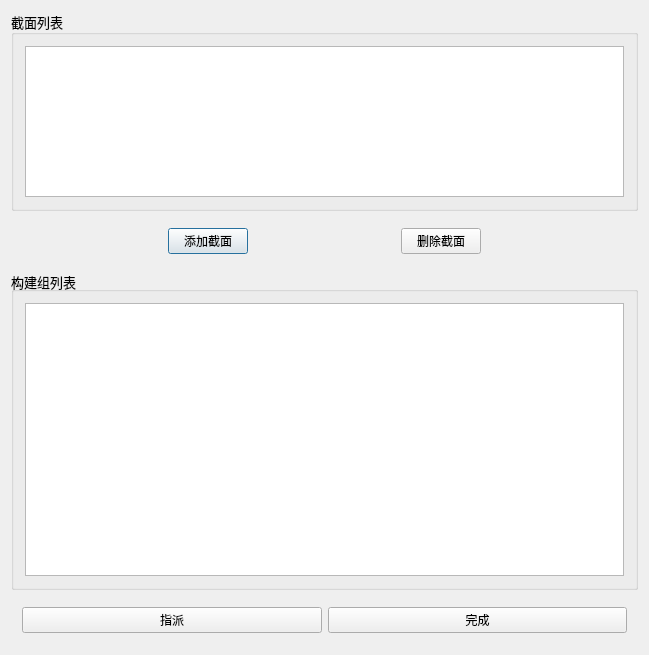
Shixuku/Tower-Visual, file TW/Assign_Section.ui: the form before one commit.
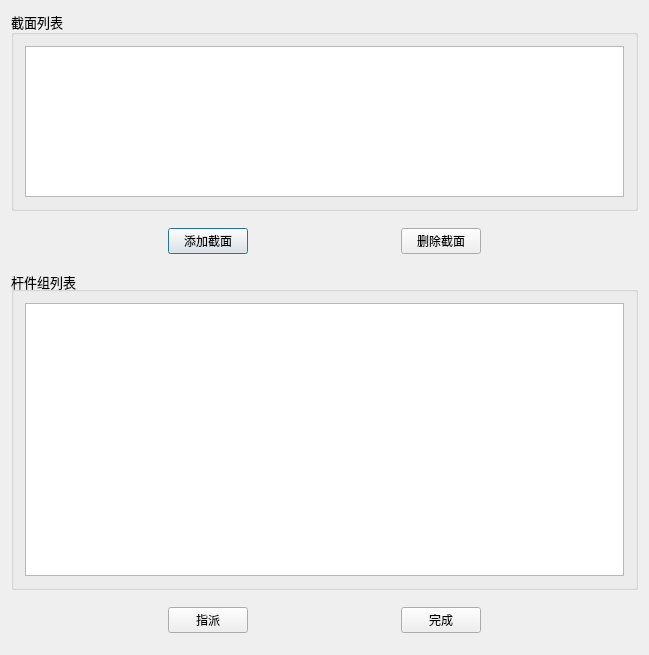
The form after the commit.

Diff of the .ui file:
```diff
--- a/TW/Assign_Section.ui
+++ b/TW/Assign_Section.ui
@@ -124,7 +124,7 @@
       </font>
      </property>
      <property name="title">
-      <string>构建组列表</string>
+      <string>杆件组列表</string>
      </property>
      <layout class="QHBoxLayout" name="horizontalLayout_2">
       <item>
@@ -136,6 +136,19 @@
    <item>
     <widget class="QWidget" name="widget_2" native="true">
      <layout class="QHBoxLayout" name="horizontalLayout_4">
+      <item>
+       <spacer name="horizontalSpacer_4">
+        <property name="orientation">
+         <enum>Qt::Horizontal</enum>
+        </property>
+        <property name="sizeHint" stdset="0">
+         <size>
+          <width>40</width>
+          <height>20</height>
+         </size>
+        </property>
+       </spacer>
+      </item>
       <item>
        <widget class="QPushButton" name="btn_assign">
         <property name="text">
@@ -143,6 +156,19 @@
         </property>
        </widget>
       </item>
+      <item>
+       <spacer name="horizontalSpacer_6">
+        <property name="orientation">
+         <enum>Qt::Horizontal</enum>
+        </property>
+        <property name="sizeHint" stdset="0">
+         <size>
+          <width>40</width>
+          <height>20</height>
+         </size>
+        </property>
+       </spacer>
+      </item>
       <item>
        <widget class="QPushButton" name="btn_finish">
         <property name="text">
@@ -150,6 +176,19 @@
         </property>
        </widget>
       </item>
+      <item>
+       <spacer name="horizontalSpacer_5">
+        <property name="orientation">
+         <enum>Qt::Horizontal</enum>
+        </property>
+        <property name="sizeHint" stdset="0">
+         <size>
+          <width>40</width>
+          <height>20</height>
+         </size>
+        </property>
+       </spacer>
+      </item>
      </layout>
     </widget>
    </item>
```
